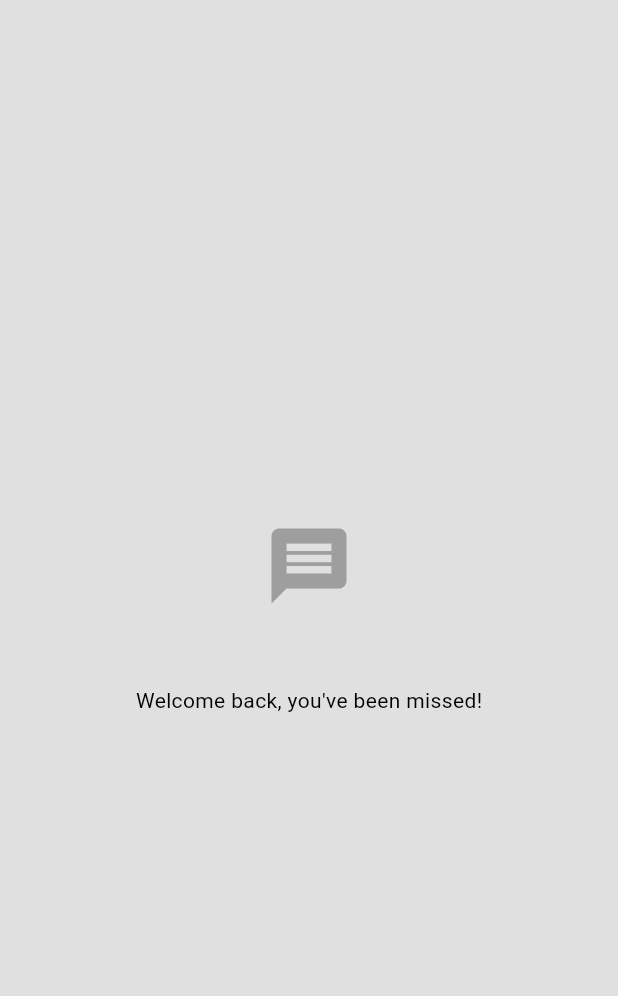
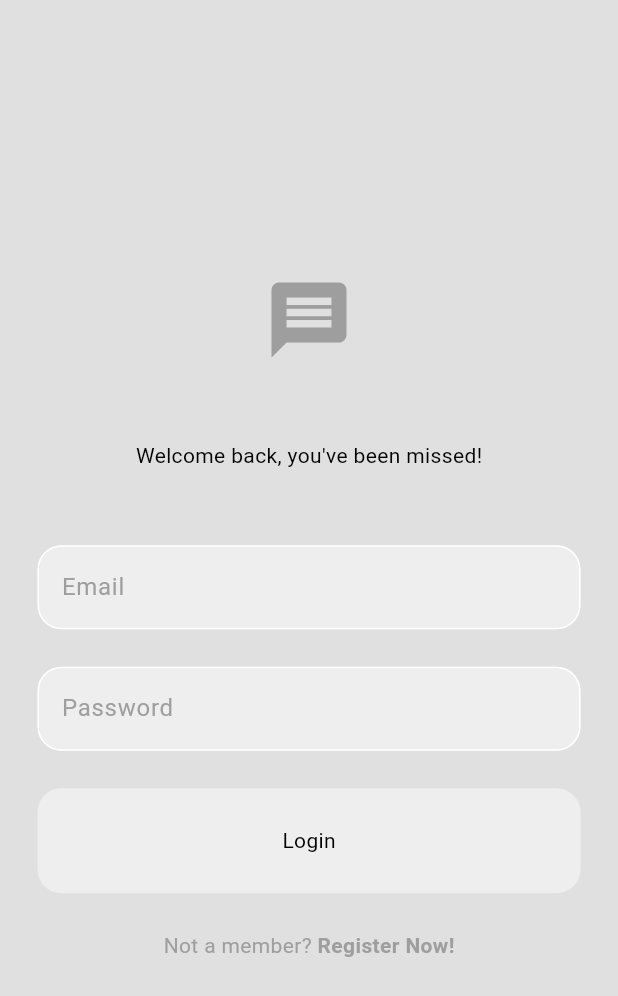
Before and after one commit to kadekriyan/chat-app, a Flutter app: the screen it shows after launch, on a phone screen of 412 x 824 dp. Shown: the top 996 px of the screen. Run offline on Flutter 3.47's test engine with Material 3 defaults, Android fonts, the phone set to English and light mode, and no system bars.

```diff
--- a/lib/main.dart
+++ b/lib/main.dart
@@ -15,7 +15,7 @@ class MyApp extends StatelessWidget {
     return MaterialApp(
       debugShowCheckedModeBanner: false,
       home: LoginPage(),
-      theme: LightMode,
+      theme: lightMode,
     );
   }
 }
--- a/lib/pages/login_page.dart
+++ b/lib/pages/login_page.dart
@@ -1,12 +1,21 @@
+import 'package:chat_app/components/button.dart';
+import 'package:chat_app/components/text_field.dart';
+import 'package:chat_app/themes/light_mode.dart';
 import 'package:flutter/material.dart';
 
 class LoginPage extends StatelessWidget {
-  const LoginPage({super.key});
+  final TextEditingController _emailController = TextEditingController();
+  final TextEditingController _passwordController = TextEditingController();
+
+  LoginPage({super.key});
+
+  // login method
+  void login() {}
 
   @override
   Widget build(BuildContext context) {
     return Scaffold(
-      backgroundColor: Theme.of(context).colorScheme.background,
+      backgroundColor: Theme.of(context).colorScheme.surface,
       body: Center(
         child: Column(
           mainAxisAlignment: MainAxisAlignment.center,
@@ -20,14 +29,44 @@ class LoginPage extends StatelessWidget {
             SizedBox(height: 50),
             //welcome back message
             Text("Welcome back, you've been missed!"),
+            SizedBox(height: 50),
+            // email textfield
+            MyTextField(
+              hintText: "Email",
+              obsecureText: false,
+              controller: _emailController,
+            ),
+            SizedBox(height: 25),
+            // password textField
+            MyTextField(
+              hintText: "Password",
+              obsecureText: true,
+              controller: _passwordController,
+            ),
+            // login button
+            SizedBox(height: 25),
+            MyButton(text: 'Login', onTap: login),
 
-            // email textfield
-
-            // password textField
-
-            // login button
-
+            SizedBox(height: 25),
             // register now
+            Row(
+              mainAxisAlignment: MainAxisAlignment.center,
+              children: [
+                Text(
+                  'Not a member? ',
+                  style: TextStyle(
+                    color: Theme.of(context).colorScheme.primary,
+                  ),
+                ),
+                Text(
+                  'Register Now!',
+                  style: TextStyle(
+                    color: Theme.of(context).colorScheme.primary,
+                    fontWeight: FontWeight.bold,
+                  ),
+                ),
+              ],
+            ),
           ],
         ),
       ),
--- a/lib/themes/light_mode.dart
+++ b/lib/themes/light_mode.dart
@@ -1,8 +1,8 @@
 import 'package:flutter/material.dart';
 
-ThemeData LightMode = ThemeData(
+ThemeData lightMode = ThemeData(
   colorScheme: ColorScheme.light(
-    background: Colors.grey.shade300,
+    surface: Colors.grey.shade300,
     primary: Colors.grey.shade500,
     secondary: Colors.grey.shade200,
     tertiary: Colors.white,
```
